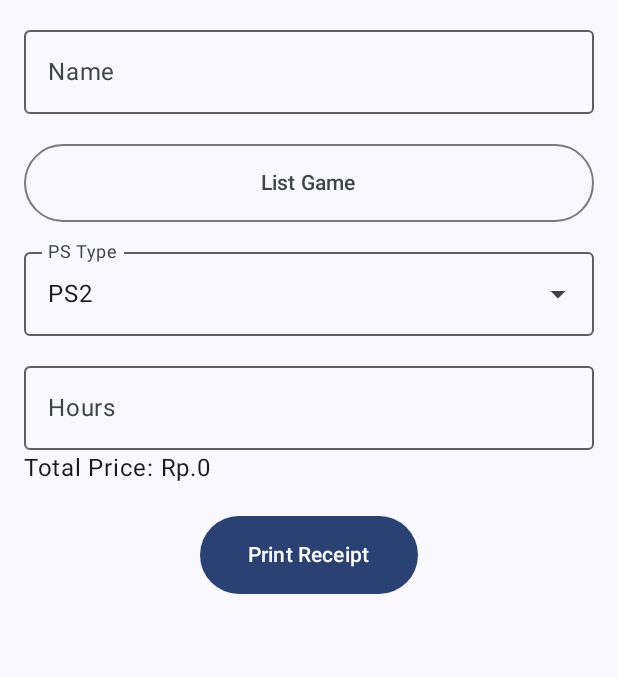
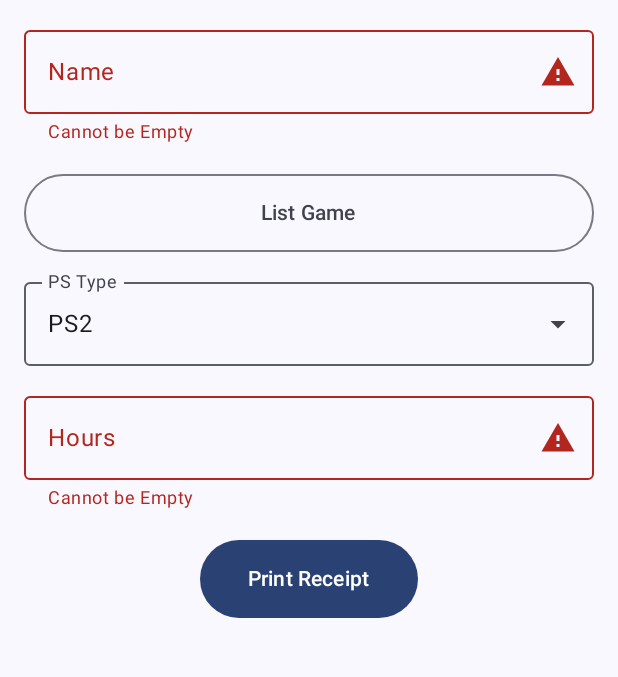
Before and after one commit to NazwaM8/Asesmen1, an Android app built with Jetpack Compose: the screen it shows after launch (MainActivity), after a tap on "Print Receipt", on a phone screen of 412 x 824 dp, the part 220-897 px from its top. Run offline under Robolectric (Android 15) with nearby library versions, the phone set to English and light mode, and no system bars.

Commit message:
Menambahkan Pengecekan Input user agar tidak kosong

```diff
--- a/app/src/main/java/com/nazwamursyidan0077/asesmen1/ui/screen/MainScreen.kt
+++ b/app/src/main/java/com/nazwamursyidan0077/asesmen1/ui/screen/MainScreen.kt
@@ -10,6 +10,8 @@ import androidx.compose.foundation.layout.padding
 import androidx.compose.foundation.rememberScrollState
 import androidx.compose.foundation.text.KeyboardOptions
 import androidx.compose.foundation.verticalScroll
+import androidx.compose.material.icons.Icons
+import androidx.compose.material.icons.filled.Warning
 import androidx.compose.material3.Button
 import androidx.compose.material3.Card
 import androidx.compose.material3.CardDefaults
@@ -18,6 +20,7 @@ import androidx.compose.material3.ExperimentalMaterial3Api
 import androidx.compose.material3.ExposedDropdownMenuBox
 import androidx.compose.material3.ExposedDropdownMenuDefaults
 import androidx.compose.material3.HorizontalDivider
+import androidx.compose.material3.Icon
 import androidx.compose.material3.MaterialTheme
 import androidx.compose.material3.MenuAnchorType
 import androidx.compose.material3.OutlinedButton
@@ -74,6 +77,9 @@ fun ScreenContent(modifier: Modifier = Modifier, navController: NavHostControlle
     var isExpanded by remember { mutableStateOf(false) }
     var hours by rememberSaveable { mutableStateOf("") }
 
+    var errorName by remember { mutableStateOf(false) }
+    var errorHours by remember { mutableStateOf(false) }
+
     var showReceipt by rememberSaveable { mutableStateOf(false) }
     var receiptName by rememberSaveable { mutableStateOf("") }
     var receiptPS by rememberSaveable { mutableStateOf("") }
@@ -97,6 +103,9 @@ fun ScreenContent(modifier: Modifier = Modifier, navController: NavHostControlle
             value = name,
             onValueChange = { name = it },
             label = { Text(text = stringResource(R.string.customer_name)) },
+            trailingIcon = {IconPicker(errorName)},
+            supportingText = { ErrorHint(errorName) },
+            isError = errorName,
             singleLine = true,
             keyboardOptions = KeyboardOptions(
                 keyboardType = KeyboardType.Text,
@@ -154,6 +163,9 @@ fun ScreenContent(modifier: Modifier = Modifier, navController: NavHostControlle
                 value = hours,
                 onValueChange = { hours = it },
                 label = { Text(text = stringResource(R.string.total_hours)) },
+                trailingIcon = {IconPicker(errorHours)},
+                supportingText = { ErrorHint(errorHours) },
+                isError = errorHours,
                 singleLine = true,
                 keyboardOptions = KeyboardOptions(
                     keyboardType = KeyboardType.Number,
@@ -161,12 +173,13 @@ fun ScreenContent(modifier: Modifier = Modifier, navController: NavHostControlle
                 ),
                 modifier = Modifier.fillMaxWidth().padding(top = 12.dp)
             )
-            Text(
-                text = stringResource(R.string.total_price) + totalPrice(selectedPS, hours.toIntOrNull() ?:0)
-            )
         }
         Button(
             onClick = {
+                errorName = (name == "")
+                errorHours = (hours == "" || hours == "0")
+                if (errorName || errorHours) return@Button
+
                 if (name.isNotEmpty() && hours.isNotEmpty()) {
                     receiptName = name
                     receiptPS = selectedPS
@@ -235,6 +248,22 @@ fun totalPrice(selectedPS: String, totalHours: Int): Int {
     return pricePerHours * totalHours
 }
 
+@Composable
+fun IconPicker(isError: Boolean) {
+    if (isError) {
+        Icon(imageVector = Icons.Filled.Warning, contentDescription = null)
+    } else {
+        Text(text = "")
+    }
+}
+
+@Composable
+fun ErrorHint(isError: Boolean) {
+    if (isError) {
+        Text(text = stringResource(R.string.input_invalid))
+    }
+}
+
 @Preview(showBackground = true)
 @Preview(uiMode = Configuration.UI_MODE_NIGHT_YES, showBackground = true)
 @Composable
--- a/app/src/main/res/values/strings.xml
+++ b/app/src/main/res/values/strings.xml
@@ -14,4 +14,5 @@
     <string name="list_ps4">List Game PS4</string>
     <string name="list_ps5">List Game PS5</string>
     <string name="back">Back</string>
+    <string name="input_invalid">Cannot be Empty</string>
 </resources>
```
